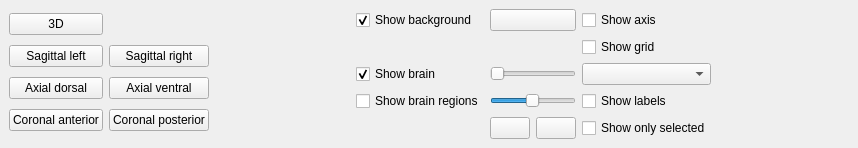
Before: the Qt Designer form braphy/gui/ui_files/brain_atlas_settings_widget.ui in softmatterlab/Braph-2.0-Python, drawn with Qt 5.
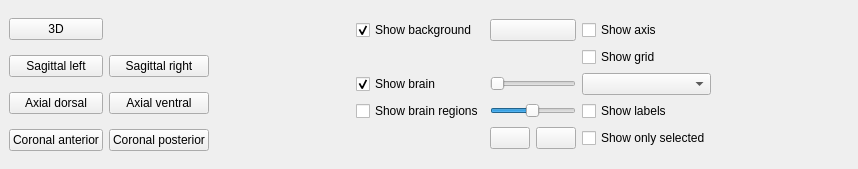
After: the same form once the commit is applied. Icons and pictures are not drawn.

Commit message: Clean up and clearer names

What changed in the file:
```diff
--- a/braphy/gui/ui_files/brain_atlas_settings_widget.ui
+++ b/braphy/gui/ui_files/brain_atlas_settings_widget.ui
@@ -7,7 +7,7 @@
     <x>0</x>
     <y>0</y>
     <width>858</width>
-    <height>147</height>
+    <height>169</height>
    </rect>
   </property>
   <property name="sizePolicy">
```
Left out of the diff: 2 changed lines with no effect on the pictures. The commit also changes 1 other file.
